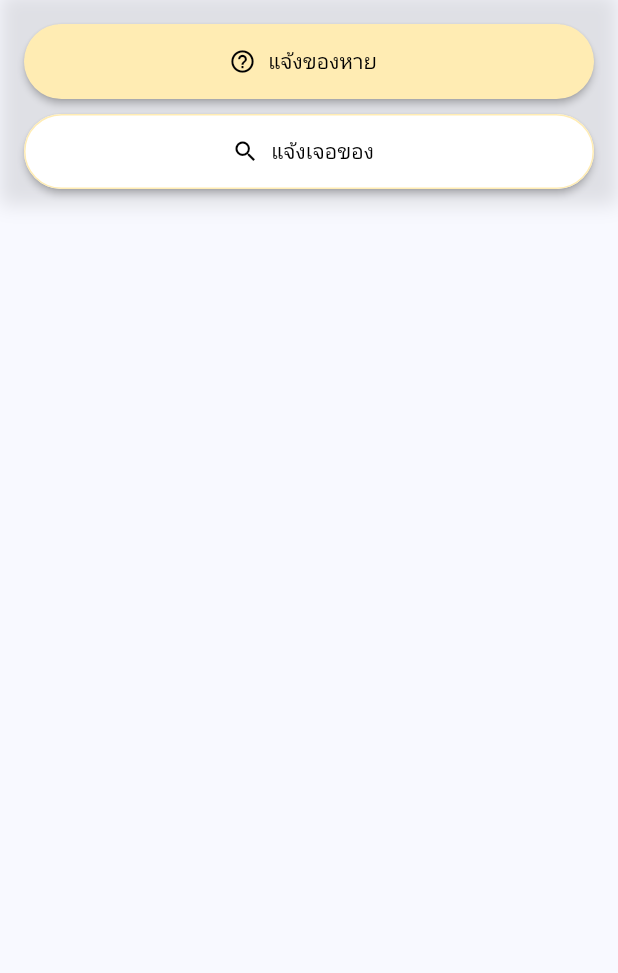
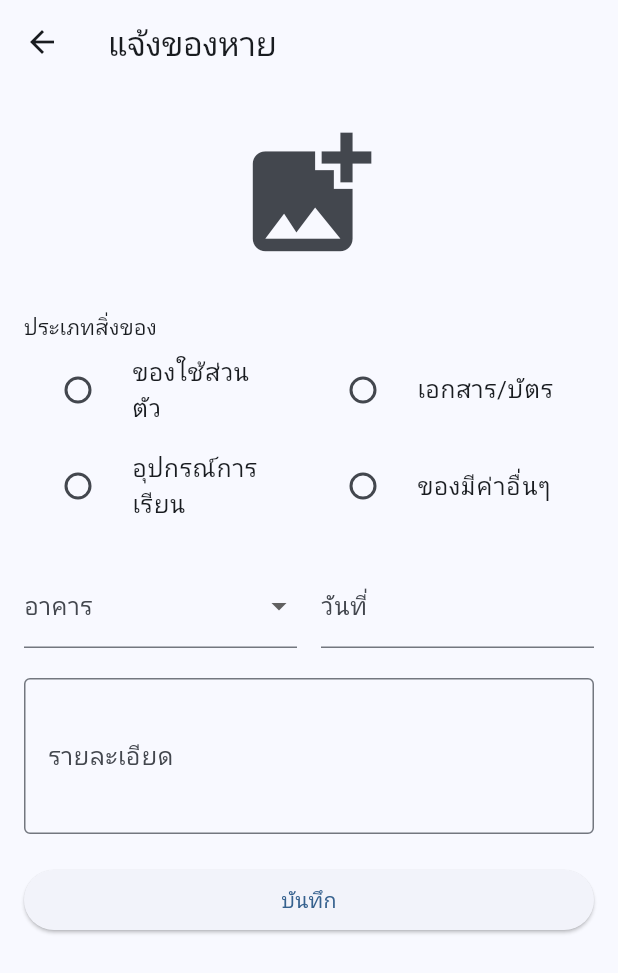
Before and after one commit to MaNaMii888/FinalProject65, a Flutter app: the PostActionButtons widget shown alone on an empty page, opened directly, after a tap on "แจ้งของหาย", on a phone screen of 412 x 824 dp. Shown: the top 973 px of the screen. Run offline on Flutter 3.47's test engine with Material 3 defaults, Android fonts, the phone set to English and light mode, and no system bars; our stand-ins replace firebase_auth, firebase_core, form_field_validator, google_sign_in; accounts and stored records are empty; network calls fail; Roboto replaces fonts that are missing (Prompt); statements that could not run were skipped.

```diff
--- /dev/null
+++ b/project01/lib/Screen/widgets/find_item_action_buttons.dart
@@ -0,0 +1,214 @@
+import 'package:flutter/material.dart';
+
+class PostActionButtons extends StatelessWidget {
+  final VoidCallback? onLostPress;
+  final VoidCallback? onFoundPress;
+
+  const PostActionButtons({super.key, this.onLostPress, this.onFoundPress});
+
+  @override
+  Widget build(BuildContext context) {
+    return Container(
+      padding: const EdgeInsets.all(16),
+      decoration: BoxDecoration(
+        color: Colors.white.withOpacity(0),
+        boxShadow: [
+          BoxShadow(
+            color: Colors.black.withOpacity(0.1),
+            blurRadius: 10,
+            offset: const Offset(0, -5),
+          ),
+        ],
+      ),
+      child: Column(
+        mainAxisSize: MainAxisSize.min,
+        children: [
+          _buildActionButton(
+            onPressed: onLostPress,
+            icon: Icons.help_outline,
+            label: 'แจ้งของหาย',
+            backgroundColor: Colors.amber[100],
+          ),
+          const SizedBox(height: 10),
+          _buildActionButton(
+            onPressed: onFoundPress,
+            icon: Icons.search,
+            label: 'แจ้งเจอของ',
+            backgroundColor: Colors.white,
+            borderColor: Colors.amber[100],
+          ),
+        ],
+      ),
+    );
+  }
+
+  Widget _buildActionButton({
+    VoidCallback? onPressed,
+    required IconData icon,
+    required String label,
+    Color? backgroundColor,
+    Color? borderColor,
+  }) {
+    return ElevatedButton.icon(
+      onPressed: onPressed,
+      icon: Icon(icon),
+      label: Text(label),
+      style: ElevatedButton.styleFrom(
+        backgroundColor: backgroundColor,
+        foregroundColor: Colors.black,
+        minimumSize: const Size(double.infinity, 50),
+        shape: RoundedRectangleBorder(
+          borderRadius: BorderRadius.circular(25),
+          side:
+              borderColor != null
+                  ? BorderSide(color: borderColor)
+                  : BorderSide.none,
+        ),
+        elevation: 2,
+      ),
+    );
+  }
+}
+
+class LostItemPostPage extends StatefulWidget {
+  const LostItemPostPage({super.key});
+
+  @override
+  State<LostItemPostPage> createState() => _LostItemPostPageState();
+}
+
+class _LostItemPostPageState extends State<LostItemPostPage> {
+  int? selectedCategory;
+  String? selectedBuilding;
+  final TextEditingController dateController = TextEditingController();
+  final TextEditingController detailController = TextEditingController();
+
+  @override
+  Widget build(BuildContext context) {
+    return Scaffold(
+      appBar: AppBar(title: const Text('แจ้งของหาย')),
+      body: SingleChildScrollView(
+        padding: const EdgeInsets.all(16),
+        child: Column(
+          crossAxisAlignment: CrossAxisAlignment.start,
+          children: [
+            Center(
+              child: IconButton(
+                onPressed: () {
+                  // TODO: Implement image picker
+                },
+                icon: const Icon(Icons.add_photo_alternate, size: 100),
+              ),
+            ),
+            const SizedBox(height: 20),
+            const Text('ประเภทสิ่งของ'),
+            _buildCategoryRadios(),
+            const SizedBox(height: 20),
+            _buildLocationAndDateFields(),
+            const SizedBox(height: 20),
+            TextField(
+              controller: detailController,
+              maxLines: 3,
+              decoration: const InputDecoration(
+                labelText: 'รายละเอียด',
+                border: OutlineInputBorder(),
+              ),
+            ),
+            const SizedBox(height: 20),
+            SizedBox(
+              width: double.infinity,
+              child: ElevatedButton(
+                onPressed: _handleSubmit,
+                child: const Text('บันทึก'),
+              ),
+            ),
+          ],
+        ),
+      ),
+    );
+  }
+
+  Widget _buildCategoryRadios() {
+    return Column(
+      children: [
+        Row(
+          children: [
+            Expanded(
+              child: RadioListTile(
+                title: const Text("ของใช้ส่วนตัว"),
+                value: 1,
+                groupValue: selectedCategory,
+                onChanged: (value) => setState(() => selectedCategory = value),
+              ),
+            ),
+            Expanded(
+              child: RadioListTile(
+                title: const Text("เอกสาร/บัตร"),
+                value: 2,
+                groupValue: selectedCategory,
+                onChanged: (value) => setState(() => selectedCategory = value),
+              ),
+            ),
+          ],
+        ),
+        Row(
+          children: [
+            Expanded(
+              child: RadioListTile(
+                title: const Text("อุปกรณ์การเรียน"),
+                value: 3,
+                groupValue: selectedCategory,
+                onChanged: (value) => setState(() => selectedCategory = value),
+              ),
+            ),
+            Expanded(
+              child: RadioListTile(
+                title: const Text("ของมีค่าอื่นๆ"),
+                value: 4,
+                groupValue: selectedCategory,
+                onChanged: (value) => setState(() => selectedCategory = value),
+              ),
+            ),
+          ],
+        ),
+      ],
+    );
+  }
+
+  Widget _buildLocationAndDateFields() {
+    return Row(
+      children: [
+        Expanded(
+          child: DropdownButtonFormField<String>(
+            decoration: const InputDecoration(labelText: 'อาคาร'),
+            items: const [
+              DropdownMenuItem(value: '1', child: Text('อาคาร 1')),
+              DropdownMenuItem(value: '2', child: Text('อาคาร 2')),
+              DropdownMenuItem(value: '3', child: Text('อาคาร 3')),
+            ],
+            value: selectedBuilding,
+            onChanged: (value) => setState(() => selectedBuilding = value),
+          ),
+        ),
+        const SizedBox(width: 16),
+        Expanded(
+          child: TextField(
+            controller: dateController,
+            decoration: const InputDecoration(
+              labelText: 'วันที่',
+              hintText: '8/5/2568',
+            ),
+          ),
+        ),
+      ],
+    );
+  }
+
+  void _handleSubmit() {
+    // TODO: Implement form submission
+    print('ประเภท: $selectedCategory');
+    print('อาคาร: $selectedBuilding');
+    print('วันที่: ${dateController.text}');
+    print('รายละเอียด: ${detailController.text}');
+  }
+}
--- a/project01/lib/Screen/widgets/post_action_buttons.dart
+++ /dev/null
@@ -1,71 +0,0 @@
-import 'package:flutter/material.dart';
-
-class PostActionButtons extends StatelessWidget {
-  final VoidCallback? onLostPress;
-  final VoidCallback? onFoundPress;
-
-  const PostActionButtons({super.key, this.onLostPress, this.onFoundPress});
-
-  @override
-  Widget build(BuildContext context) {
-    return Container(
-      padding: const EdgeInsets.all(16),
-      decoration: BoxDecoration(
-        color: Colors.white.withOpacity(0),
-        boxShadow: [
-          BoxShadow(
-            color: Colors.black.withOpacity(0.1),
-            blurRadius: 10,
-            offset: const Offset(0, -5),
-          ),
-        ],
-      ),
-      child: Column(
-        mainAxisSize: MainAxisSize.min,
-        children: [
-          _buildActionButton(
-            onPressed: onLostPress,
-            icon: Icons.help_outline,
-            label: 'แจ้งของหาย',
-            backgroundColor: Colors.amber[100],
-          ),
-          const SizedBox(height: 10),
-          _buildActionButton(
-            onPressed: onFoundPress,
-            icon: Icons.search,
-            label: 'แจ้งเจอของ',
-            backgroundColor: Colors.white,
-            borderColor: Colors.amber[100],
-          ),
-        ],
-      ),
-    );
-  }
-
-  Widget _buildActionButton({
-    VoidCallback? onPressed,
-    required IconData icon,
-    required String label,
-    Color? backgroundColor,
-    Color? borderColor,
-  }) {
-    return ElevatedButton.icon(
-      onPressed: onPressed,
-      icon: Icon(icon),
-      label: Text(label),
-      style: ElevatedButton.styleFrom(
-        backgroundColor: backgroundColor,
-        foregroundColor: Colors.black,
-        minimumSize: const Size(double.infinity, 50),
-        shape: RoundedRectangleBorder(
-          borderRadius: BorderRadius.circular(25),
-          side:
-              borderColor != null
-                  ? BorderSide(color: borderColor)
-                  : BorderSide.none,
-        ),
-        elevation: 2,
-      ),
-    );
-  }
-}
--- a/project01/lib/main.dart
+++ b/project01/lib/main.dart
@@ -49,7 +49,8 @@ class MyApp extends StatelessWidget {
       initialRoute: '/',
       routes: {
         '/': (context) => const MyHomePage(),
-        // เพิ่ม routes อื่นๆ ตามต้องการ
+        '/found': (context) => const FoundPage(),
+        '/found-item': (context) => const FoundItemPage(),
       },
     );
   }
```
Also changed, not shown: project01/lib/Screen/page/post_page.dart (+15 -3 lines), project01/lib/Screen/widgets/found_action_buttons.dart (added, +55 -0 lines), project01/lib/Screen/widgets/found_item_action_page.dart (added, +154 -0 lines).
